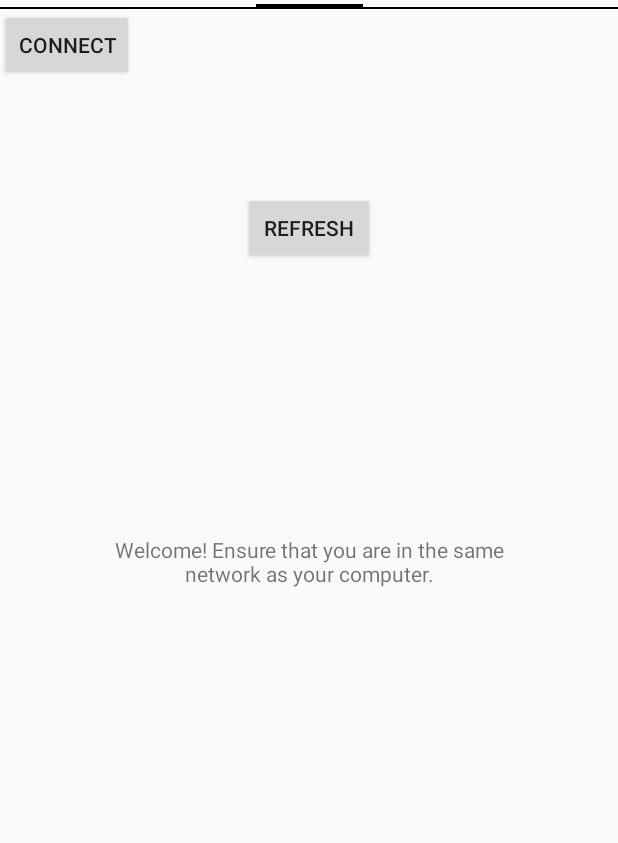
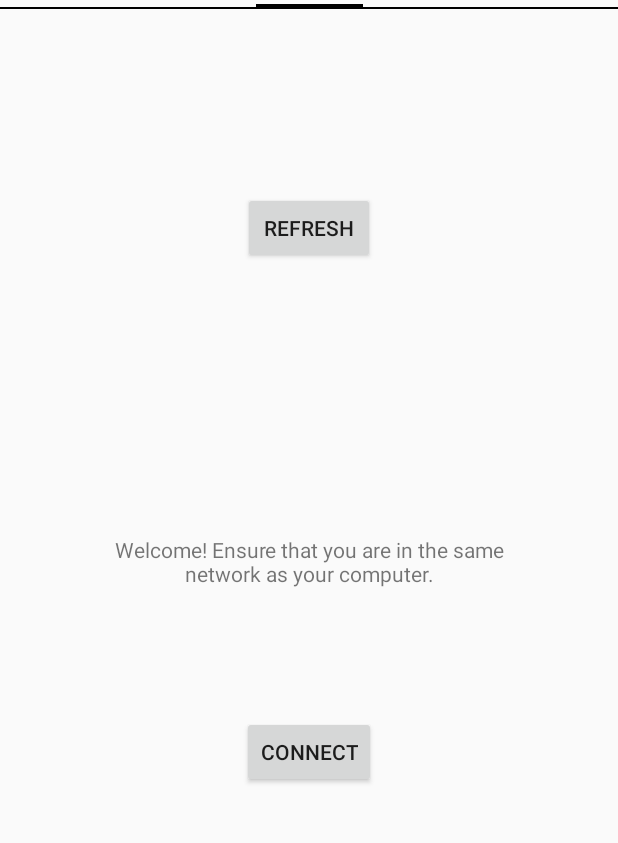
Before and after one commit to senputra/VoiceClicker, an Android app: the screen it shows after launch (MainActivity), on a phone screen of 412 x 824 dp, the part 123-966 px from its top. Run offline under Robolectric (Android 15) with nearby library versions, the phone set to English and light mode, and no system bars.

Commit message:
Adjusted Textview for the connection

```diff
--- a/app/src/main/res/layout/tab_connection.xml
+++ b/app/src/main/res/layout/tab_connection.xml
@@ -33,9 +33,11 @@
         android:id="@+id/btn_connect"
         android:layout_width="wrap_content"
         android:layout_height="wrap_content"
+        android:layout_marginTop="85dp"
         android:text="Connect"
-        tools:layout_editor_absoluteX="160dp"
-        tools:layout_editor_absoluteY="469dp" />
+        app:layout_constraintEnd_toEndOf="parent"
+        app:layout_constraintStart_toStartOf="parent"
+        app:layout_constraintTop_toBottomOf="@+id/tv_welcome" />
 
 
 </android.support.constraint.ConstraintLayout>
```
